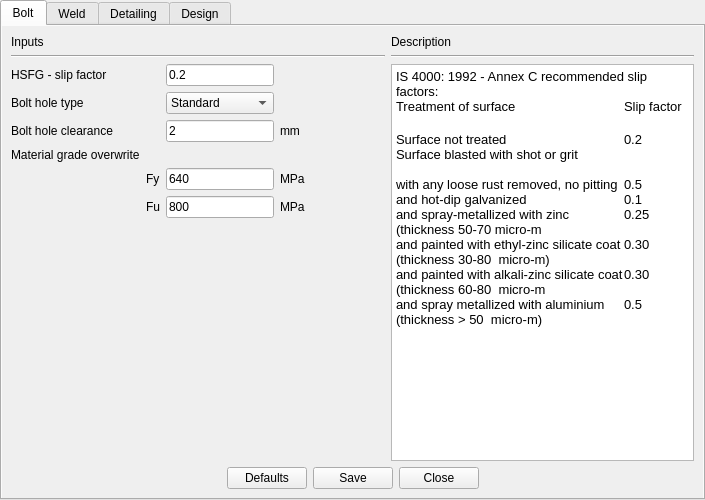
First picture: the form in Connections/Shear/Finplate/design_preferences.ui, repository GreatDevelopers/osdag-core, before the edit.
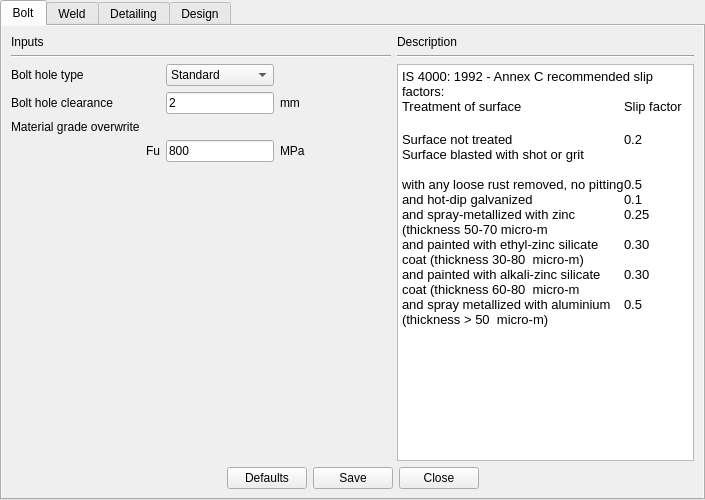
Second picture: the form after the edit. The open tabs and pages were chosen to show the change.

Commit message: Feat: Remove unnecessary fields from design preference file

What changed in the file:
```diff
--- a/Connections/Shear/Finplate/design_preferences.ui
+++ b/Connections/Shear/Finplate/design_preferences.ui
@@ -39,17 +39,17 @@
    <attribute name="title">
     <string>Bolt</string>
    </attribute>
-   <layout class="QGridLayout" name="gridLayout_6">
-    <item row="0" column="0">
      <layout class="QGridLayout" name="gridLayout_5">
       <item row="0" column="0">
+     <layout class="QGridLayout" name="gridLayout_4">
+      <item row="0" column="0">
        <widget class="QLabel" name="label_5">
         <property name="text">
          <string>Inputs</string>
         </property>
        </widget>
       </item>
-      <item row="1" column="0">
+      <item row="1" column="0" colspan="5">
        <widget class="Line" name="line">
         <property name="orientation">
          <enum>Qt::Horizontal</enum>
@@ -57,56 +57,13 @@
        </widget>
       </item>
       <item row="2" column="0">
-       <layout class="QGridLayout" name="gridLayout_4">
-        <item row="5" column="1">
-         <widget class="QLabel" name="label_8">
-          <property name="text">
-           <string>Fu</string>
-          </property>
-         </widget>
-        </item>
-        <item row="5" column="2">
-         <widget class="QLineEdit" name="lineEdit_boltFu">
-          <property name="text">
-           <string>800</string>
-          </property>
-          <property name="alignment">
-           <set>Qt::AlignLeading|Qt::AlignLeft|Qt::AlignVCenter</set>
-          </property>
-         </widget>
-        </item>
-        <item row="5" column="3">
-         <widget class="QLabel" name="label_11">
-          <property name="text">
-           <string>MPa</string>
-          </property>
-         </widget>
-        </item>
-        <item row="0" column="0">
-         <widget class="QLabel" name="lbl_hgfg">
-          <property name="text">
-           <string>HSFG - slip factor</string>
-          </property>
-         </widget>
-        </item>
-        <item row="0" column="2">
-         <widget class="QLineEdit" name="lineEdit_boltSlipFactor">
-          <property name="text">
-           <string>0.2</string>
-          </property>
-          <property name="alignment">
-           <set>Qt::AlignLeading|Qt::AlignLeft|Qt::AlignVCenter</set>
-          </property>
-         </widget>
-        </item>
-        <item row="1" column="0">
          <widget class="QLabel" name="label">
           <property name="text">
            <string>Bolt hole type</string>
           </property>
          </widget>
         </item>
-        <item row="1" column="2">
+      <item row="2" column="2">
          <widget class="QComboBox" name="comboBox_boltHoleType">
           <property name="focusPolicy">
            <enum>Qt::TabFocus</enum>
@@ -123,7 +80,14 @@
           </item>
          </widget>
         </item>
-        <item row="2" column="2">
+      <item row="3" column="0">
+       <widget class="QLabel" name="label_2">
+        <property name="text">
+         <string>Bolt hole clearance</string>
+        </property>
+       </widget>
+      </item>
+      <item row="3" column="2">
          <widget class="QLineEdit" name="lineEdit_boltHoleDiaClearance">
           <property name="text">
            <string>2</string>
@@ -133,52 +97,14 @@
           </property>
          </widget>
         </item>
-        <item row="2" column="3">
+      <item row="3" column="3">
          <widget class="QLabel" name="label_9">
           <property name="text">
            <string>mm</string>
           </property>
          </widget>
         </item>
-        <item row="2" column="0" colspan="2">
-         <widget class="QLabel" name="label_2">
-          <property name="text">
-           <string>Bolt hole clearance</string>
-          </property>
-         </widget>
-        </item>
-        <item row="4" column="1">
-         <widget class="QLabel" name="label_6">
-          <property name="text">
-           <string>Fy</string>
-          </property>
-         </widget>
-        </item>
-        <item row="4" column="2">
-         <widget class="QLineEdit" name="lineEdit_boltFy">
-          <property name="text">
-           <string>640</string>
-          </property>
-          <property name="alignment">
-           <set>Qt::AlignLeading|Qt::AlignLeft|Qt::AlignVCenter</set>
-          </property>
-         </widget>
-        </item>
-        <item row="3" column="0">
-         <widget class="QLabel" name="label_4">
-          <property name="text">
-           <string>Material grade overwrite</string>
-          </property>
-         </widget>
-        </item>
-        <item row="4" column="3">
-         <widget class="QLabel" name="label_10">
-          <property name="text">
-           <string>MPa</string>
-          </property>
-         </widget>
-        </item>
-        <item row="2" column="4">
+      <item row="3" column="4">
          <spacer name="horizontalSpacer">
           <property name="orientation">
            <enum>Qt::Horizontal</enum>
@@ -191,7 +117,36 @@
           </property>
          </spacer>
         </item>
-       </layout>
+      <item row="4" column="0">
+       <widget class="QLabel" name="label_4">
+        <property name="text">
+         <string>Material grade overwrite</string>
+        </property>
+       </widget>
+      </item>
+      <item row="5" column="1">
+       <widget class="QLabel" name="label_8">
+        <property name="text">
+         <string>Fu</string>
+        </property>
+       </widget>
+      </item>
+      <item row="5" column="2">
+       <widget class="QLineEdit" name="lineEdit_boltFu">
+        <property name="text">
+         <string>800</string>
+        </property>
+        <property name="alignment">
+         <set>Qt::AlignLeading|Qt::AlignLeft|Qt::AlignVCenter</set>
+        </property>
+       </widget>
+      </item>
+      <item row="5" column="3">
+       <widget class="QLabel" name="label_11">
+        <property name="text">
+         <string>MPa</string>
+        </property>
+       </widget>
       </item>
      </layout>
     </item>
```
Left out of the diff: 22 changed lines with no effect on the pictures. Lines whose indentation alone changed are shown as unchanged. The commit also changes 1 other file.
